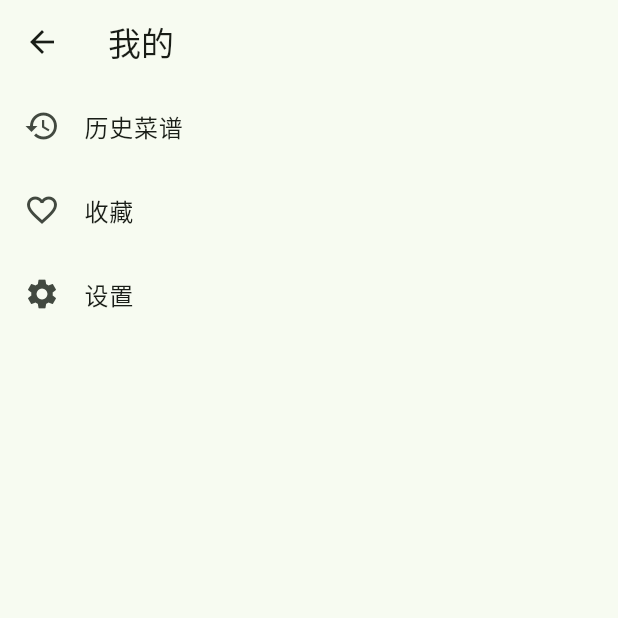
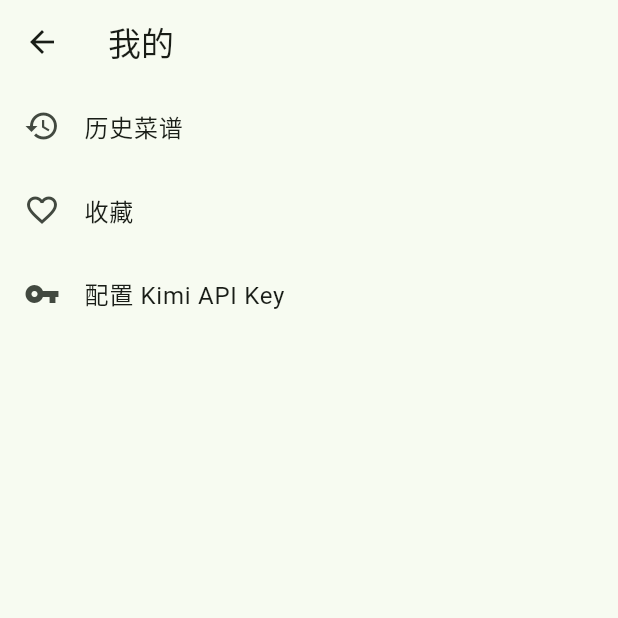
Before and after one commit to fengjutian/cook_scan, a Flutter app: the ProfilePage screen opened directly, on a phone screen of 412 x 824 dp, the top half of it. Run offline on Flutter 3.47's test engine with Material 3 defaults, Android fonts, the phone set to English and light mode, and no system bars; our stand-ins replace image_picker, shared_preferences; accounts and stored records are empty.

Commit message:
feat: 添加Kimi API Key配置功能
- 新增shared_preferences依赖用于本地存储
- 创建API Key配置页面
- 修改ProfilePage添加配置入口
- 更新SuggestionService支持读取和保存API Key

```diff
--- a/lib/pages/profile_page.dart
+++ b/lib/pages/profile_page.dart
@@ -1,4 +1,5 @@
 import 'package:flutter/material.dart';
+import 'api_key_page.dart';
 
 class ProfilePage extends StatelessWidget {
   const ProfilePage({super.key});
@@ -8,18 +9,23 @@ class ProfilePage extends StatelessWidget {
     return Scaffold(
       appBar: AppBar(title: const Text("我的")),
       body: ListView(
-        children: const [
-          ListTile(
+        children: [
+          const ListTile(
             leading: Icon(Icons.history),
             title: Text("历史菜谱"),
           ),
-          ListTile(
+          const ListTile(
             leading: Icon(Icons.favorite_border),
             title: Text("收藏"),
           ),
           ListTile(
-            leading: Icon(Icons.settings),
-            title: Text("设置"),
+            leading: const Icon(Icons.vpn_key),
+            title: const Text("配置 Kimi API Key"),
+            onTap: () {
+              Navigator.of(context).push(
+                MaterialPageRoute(builder: (_) => const ApiKeyPage()),
+              );
+            },
           ),
         ],
       ),
--- a/lib/services/suggestion_service.dart
+++ b/lib/services/suggestion_service.dart
@@ -1,6 +1,7 @@
 import 'dart:convert';
 import 'dart:io';
 import 'package:http/http.dart' as http;
+import 'package:shared_preferences/shared_preferences.dart';
 
 class SuggestionService {
   static const _baseUrl = 'https://api.moonshot.ai/v1/chat/completions';
@@ -10,9 +11,9 @@ class SuggestionService {
     File? image,
     List<String> labels = const [],
   }) async {
-    const apiKey = String.fromEnvironment('KIMI_API_KEY');
-    if (apiKey.isEmpty) {
-      throw Exception('KIMI_API_KEY 未配置');
+    final apiKey = await readKey();
+    if (apiKey == null || apiKey.isEmpty) {
+      throw Exception('未设置 KIMI_API_KEY，请在“我的”页面中配置');
     }
 
     final contents = <Map<String, dynamic>>[];
@@ -60,4 +61,14 @@ class SuggestionService {
     final content = choices.first['message']?['content'];
     return content is String ? content : content.toString();
   }
+
+  static Future<String?> readKey() async {
+    final prefs = await SharedPreferences.getInstance();
+    return prefs.getString('kimi_api_key');
+  }
+
+  static Future<void> saveKey(String key) async {
+    final prefs = await SharedPreferences.getInstance();
+    await prefs.setString('kimi_api_key', key.trim());
+  }
 }
--- a/pubspec.yaml
+++ b/pubspec.yaml
@@ -36,6 +36,7 @@ dependencies:
   cupertino_icons: ^1.0.8
   image_picker: ^1.0.7
   http: ^1.2.0
+  shared_preferences: ^2.2.2
 
 dev_dependencies:
   flutter_test:
```
Also changed, not shown: lib/pages/api_key_page.dart (added, +100 -0 lines), pubspec.lock, 1 other file.
